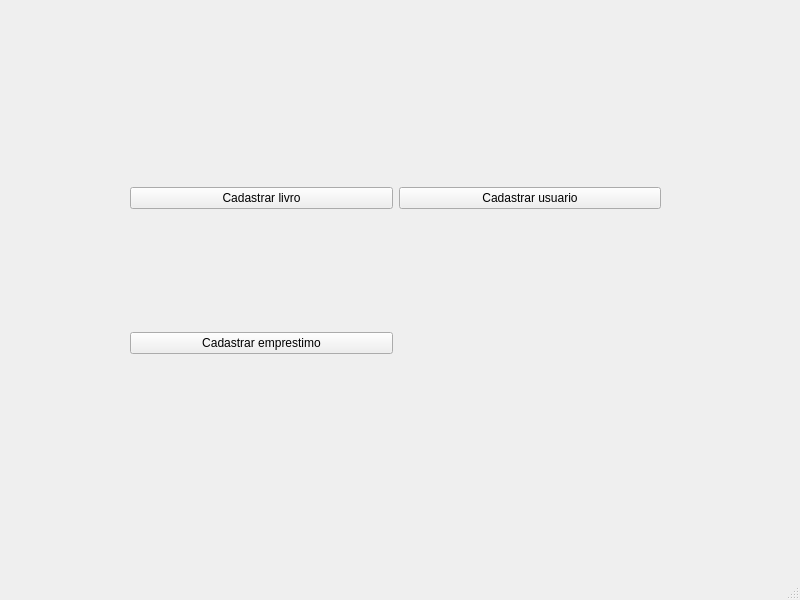
Qt form views/main_window.ui (Hawstyyy/biblioteca-poo) before a commit.
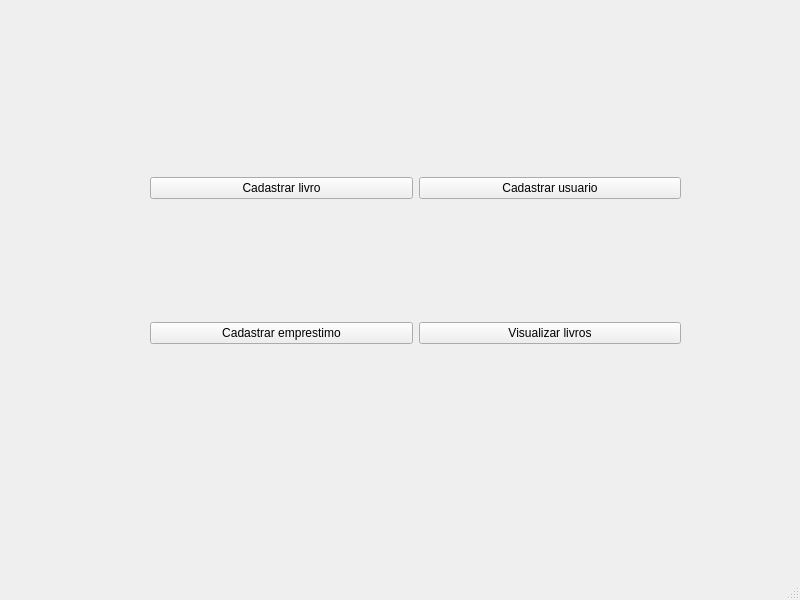
The same form after that commit.

Commit message: terminando emprestimo, adicionando visualizar livro

```diff
--- a/views/main_window.ui
+++ b/views/main_window.ui
@@ -17,8 +17,8 @@
    <widget class="QWidget" name="gridLayoutWidget">
     <property name="geometry">
      <rect>
-      <x>130</x>
-      <y>70</y>
+      <x>150</x>
+      <y>60</y>
       <width>531</width>
       <height>401</height>
      </rect>
@@ -45,6 +45,13 @@
        </property>
       </widget>
      </item>
+     <item row="1" column="1">
+      <widget class="QPushButton" name="visualizarLivro">
+       <property name="text">
+        <string>Visualizar livros</string>
+       </property>
+      </widget>
+     </item>
     </layout>
    </widget>
   </widget>
```
The commit also changes 20 other files.
